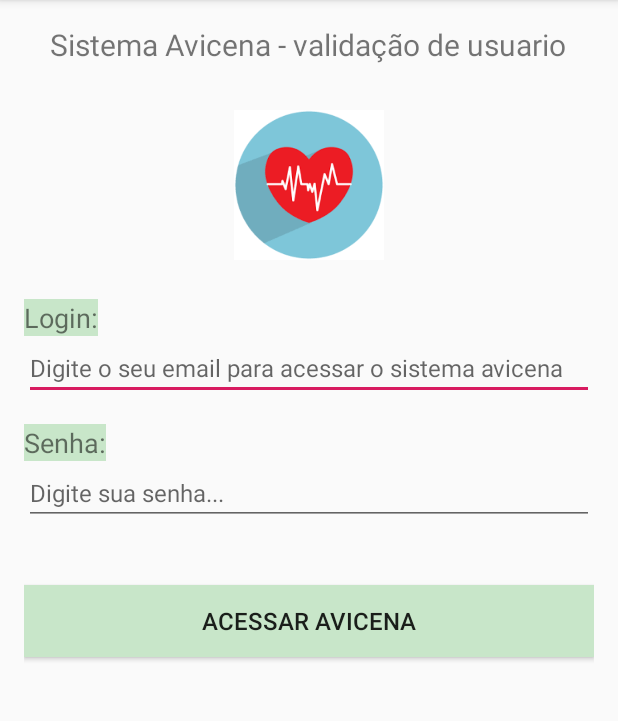
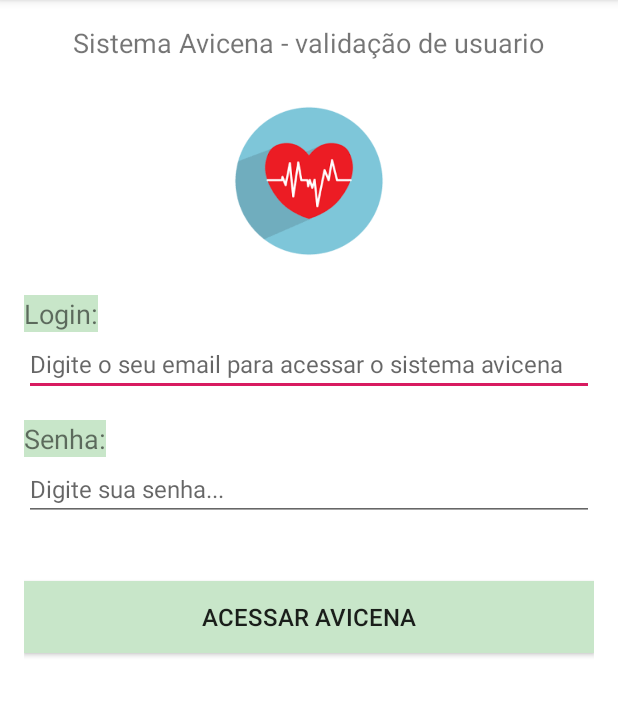
Before and after one commit to marcoacsena/ApiAvicena, an Android app: the screen it shows after launch (UsuarioActivity), on a phone screen of 412 x 824 dp, the part 84-805 px from its top. Run offline under Robolectric (Android 15) with nearby library versions, the phone set to English and light mode, and no system bars.

```diff
--- a/app/src/main/java/br/com/marcoapps/apiavicena/controller/UsuarioController.java
+++ b/app/src/main/java/br/com/marcoapps/apiavicena/controller/UsuarioController.java
@@ -73,7 +73,7 @@ public class UsuarioController {
 
         AsyncHttpClient client = new AsyncHttpClient();
 
-        client.post("http://localhost:8080/ApiAvicena/api/usuario" + usuario, new AsyncHttpResponseHandler() {
+        client.post("http://192.168.43.64:8080/ApiAvicena/api/usuario" + usuario, new AsyncHttpResponseHandler() {
 
                     @Override
                     public void onStart(){
--- a/app/src/main/res/layout/activity_usuario.xml
+++ b/app/src/main/res/layout/activity_usuario.xml
@@ -4,6 +4,7 @@
     xmlns:tools="http://schemas.android.com/tools"
     android:layout_width="match_parent"
     android:layout_height="match_parent"
+    android:background="@android:color/white"
     android:orientation="vertical"
     android:padding="16dp"
     tools:context=".view.UsuarioActivity">
@@ -11,10 +12,10 @@
     <TextView
         android:layout_width="wrap_content"
         android:layout_height="wrap_content"
-        android:text="Sistema Avicena - validação de usuario"
-        android:textSize="20sp"
         android:layout_gravity="center"
         android:layout_marginBottom="30dp"
+        android:text="Sistema Avicena - validação de usuario"
+        android:textSize="18sp"
 
         />
 
@@ -22,57 +23,57 @@
         android:layout_width="100dp"
         android:layout_height="100dp"
         android:layout_gravity="center"
+        android:layout_marginBottom="26dp"
         android:src="@drawable/coracao"
-        android:layout_marginBottom="26dp"
 
         />
 
     <TextView
         android:layout_width="wrap_content"
         android:layout_height="wrap_content"
+        android:background="#c8e6c9"
         android:text="Login:"
         android:textSize="18sp"
-        android:background="#c8e6c9"
 
         />
 
     <EditText
+        android:id="@+id/editLogin"
         android:layout_width="match_parent"
         android:layout_height="wrap_content"
+        android:layout_marginBottom="16dp"
         android:hint="Digite o seu email para acessar o sistema avicena"
         android:textSize="16sp"
-        android:id="@+id/editLogin"
-        android:layout_marginBottom="16dp"
 
         />
 
     <TextView
         android:layout_width="wrap_content"
         android:layout_height="wrap_content"
+        android:background="#c8e6c9"
         android:text="Senha:"
         android:textSize="18sp"
-        android:background="#c8e6c9"
 
 
         />
 
     <EditText
+        android:id="@+id/editSenha"
         android:layout_width="match_parent"
         android:layout_height="wrap_content"
         android:hint="Digite sua senha..."
         android:textSize="16sp"
-        android:id="@+id/editSenha"
 
         />
 
     <Button
         android:layout_width="match_parent"
         android:layout_height="wrap_content"
-        android:text="Acessar Avicena"
-        android:textSize="16sp"
         android:layout_marginTop="40dp"
         android:background="#c8e6c9"
         android:onClick="validar"
+        android:text="Acessar Avicena"
+        android:textSize="16sp"
 
         />
 
```
